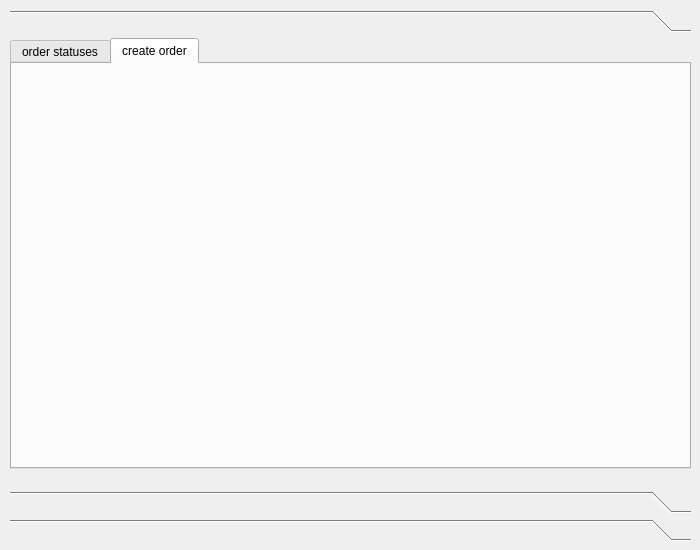
First picture: the form in ui/reader/reader.ui, repository shikro/database_client, before the edit.
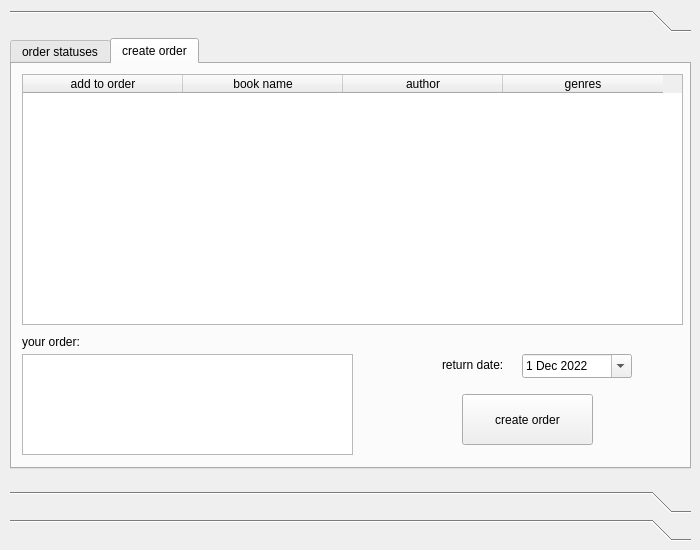
Second picture: the form after the edit. The open tabs and pages were chosen to show the change.

Commit message: add books table and order view

```diff
--- a/ui/reader/reader.ui
+++ b/ui/reader/reader.ui
@@ -49,8 +49,8 @@
       <rect>
        <x>0</x>
        <y>0</y>
-       <width>98</width>
-       <height>28</height>
+       <width>681</width>
+       <height>429</height>
       </rect>
      </property>
      <attribute name="label">
@@ -77,6 +77,120 @@
        <attribute name="title">
         <string>create order</string>
        </attribute>
+       <widget class="QTableWidget" name="books_table">
+        <property name="geometry">
+         <rect>
+          <x>10</x>
+          <y>10</y>
+          <width>661</width>
+          <height>251</height>
+         </rect>
+        </property>
+        <property name="sortingEnabled">
+         <bool>true</bool>
+        </property>
+        <property name="rowCount">
+         <number>0</number>
+        </property>
+        <attribute name="horizontalHeaderDefaultSectionSize">
+         <number>160</number>
+        </attribute>
+        <attribute name="horizontalHeaderShowSortIndicator" stdset="0">
+         <bool>true</bool>
+        </attribute>
+        <attribute name="horizontalHeaderStretchLastSection">
+         <bool>false</bool>
+        </attribute>
+        <column>
+         <property name="text">
+          <string>add to order</string>
+         </property>
+        </column>
+        <column>
+         <property name="text">
+          <string>book name</string>
+         </property>
+        </column>
+        <column>
+         <property name="text">
+          <string>author</string>
+         </property>
+        </column>
+        <column>
+         <property name="text">
+          <string>genres</string>
+         </property>
+        </column>
+       </widget>
+       <widget class="QListWidget" name="books_in_order_list">
+        <property name="geometry">
+         <rect>
+          <x>10</x>
+          <y>290</y>
+          <width>331</width>
+          <height>101</height>
+         </rect>
+        </property>
+       </widget>
+       <widget class="QPushButton" name="create_order_button">
+        <property name="geometry">
+         <rect>
+          <x>450</x>
+          <y>330</y>
+          <width>131</width>
+          <height>51</height>
+         </rect>
+        </property>
+        <property name="text">
+         <string>create order</string>
+        </property>
+       </widget>
+       <widget class="QDateEdit" name="return_date_edit">
+        <property name="geometry">
+         <rect>
+          <x>510</x>
+          <y>290</y>
+          <width>110</width>
+          <height>24</height>
+         </rect>
+        </property>
+        <property name="calendarPopup">
+         <bool>true</bool>
+        </property>
+        <property name="date">
+         <date>
+          <year>2022</year>
+          <month>12</month>
+          <day>1</day>
+         </date>
+        </property>
+       </widget>
+       <widget class="QLabel" name="label_5">
+        <property name="geometry">
+         <rect>
+          <x>430</x>
+          <y>290</y>
+          <width>81</width>
+          <height>21</height>
+         </rect>
+        </property>
+        <property name="text">
+         <string>return date:</string>
+        </property>
+       </widget>
+       <widget class="QLabel" name="label_6">
+        <property name="geometry">
+         <rect>
+          <x>10</x>
+          <y>270</y>
+          <width>71</width>
+          <height>16</height>
+         </rect>
+        </property>
+        <property name="text">
+         <string>your order:</string>
+        </property>
+       </widget>
       </widget>
      </widget>
     </widget>
```
Left out of the diff: 10 changed lines with no effect on the pictures. The commit also changes 4 other files.
